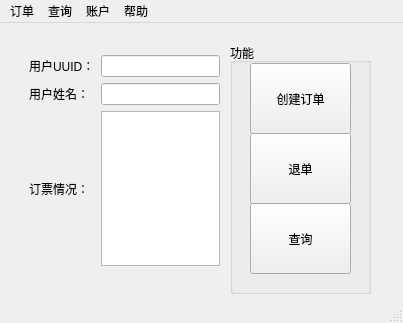
This is src/UI/mainWindows/customermainwindow.ui in 3944Realms/AirLife as Qt 5 draws it before an edit. The edited form follows.
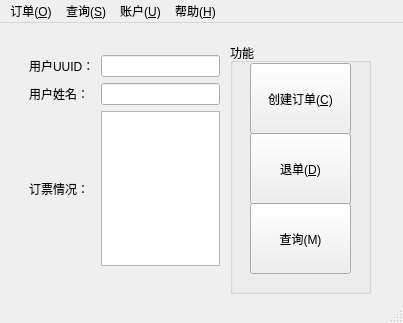
This is the edited form. Icons and pictures are not drawn.

```diff
--- a/src/UI/mainWindows/customermainwindow.ui
+++ b/src/UI/mainWindows/customermainwindow.ui
@@ -40,7 +40,7 @@
       </rect>
      </property>
      <property name="text">
-      <string>创建订单</string>
+      <string>创建订单(&amp;C)</string>
      </property>
     </widget>
     <widget class="QPushButton" name="airLifeDeleteOrderPushButton">
@@ -53,7 +53,7 @@
       </rect>
      </property>
      <property name="text">
-      <string>退单</string>
+      <string>退单(&amp;D)</string>
      </property>
     </widget>
     <widget class="QPushButton" name="airLifeSearchFlightPushButton">
@@ -66,7 +66,7 @@
       </rect>
      </property>
      <property name="text">
-      <string>查询</string>
+      <string>查询(M)</string>
      </property>
     </widget>
    </widget>
@@ -136,7 +136,7 @@
    </property>
    <widget class="QMenu" name="airLifeAccountMenu">
     <property name="title">
-     <string>账户</string>
+     <string>账户(&amp;U)</string>
     </property>
     <widget class="QMenu" name="airLifeAccountAction">
      <property name="title">
@@ -150,20 +150,20 @@
    </widget>
    <widget class="QMenu" name="airLifeOrderMenu">
     <property name="title">
-     <string>订单</string>
+     <string>订单(&amp;O)</string>
     </property>
     <addaction name="airLifeCreateOrderAction"/>
     <addaction name="airLifeDeleteOrderAction"/>
    </widget>
    <widget class="QMenu" name="airLifeSearchMenu">
     <property name="title">
-     <string>查询</string>
+     <string>查询(&amp;S)</string>
     </property>
     <addaction name="airLifeSearchFlightAction"/>
    </widget>
    <widget class="QMenu" name="airLifeHelptMenu">
     <property name="title">
-     <string>帮助</string>
+     <string>帮助(&amp;H)</string>
     </property>
     <addaction name="airLifeGetMoreHelpAction"/>
    </widget>
```
Left out of the diff: 14 changed lines with no effect on the pictures.
